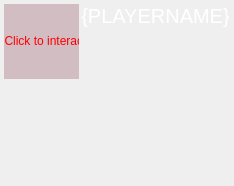
Old version of the form src/client/opponentwidget.ui in the repository michael-s-dev/kbang.
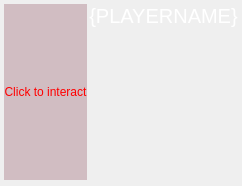
New version of the form. Custom widgets are drawn as their Qt base class.

Patch:
```diff
--- a/src/client/opponentwidget.ui
+++ b/src/client/opponentwidget.ui
@@ -6,7 +6,7 @@
    <rect>
     <x>0</x>
     <y>0</y>
-    <width>211</width>
+    <width>229</width>
     <height>192</height>
    </rect>
   </property>
@@ -64,20 +64,20 @@
         <widget class="QLabel" name="mp_labelAvatar">
          <property name="sizePolicy">
           <sizepolicy hsizetype="Fixed" vsizetype="Fixed">
-           <horstretch>0</horstretch>
-           <verstretch>0</verstretch>
+           <horstretch>1</horstretch>
+           <verstretch>1</verstretch>
           </sizepolicy>
          </property>
          <property name="minimumSize">
           <size>
-           <width>75</width>
-           <height>75</height>
+           <width>40</width>
+           <height>40</height>
           </size>
          </property>
          <property name="maximumSize">
           <size>
-           <width>75</width>
-           <height>75</height>
+           <width>1600</width>
+           <height>1600</height>
           </size>
          </property>
          <property name="styleSheet">
```
